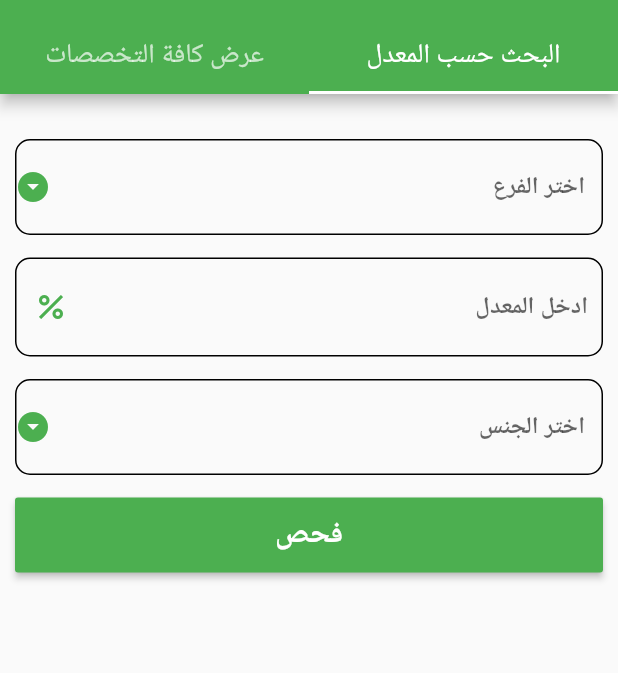
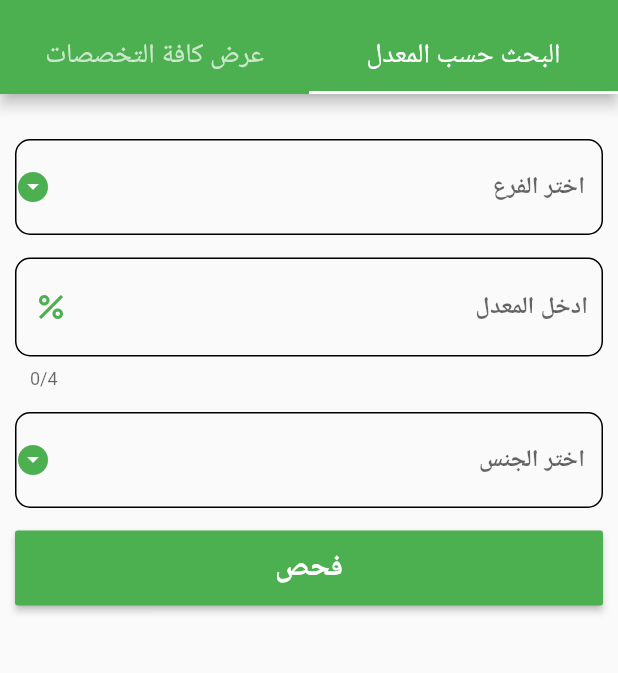
Before and after one commit to RamadanJawad/project_unv, a Flutter app: the screen it shows after launch, on a phone screen of 412 x 824 dp, the part 62-735 px from its top. Run offline on Flutter 3.47's test engine with Material 2 defaults, Android fonts, the light colour scheme and no system bars; our stand-ins replace animated_splash_screen, google_fonts; Roboto replaces fonts that are missing (Almarai, Cairo, Tajawal).

Commit message:
First Commit

```diff
--- a/lib/main.dart
+++ b/lib/main.dart
@@ -3,10 +3,12 @@ import 'package:pro_unv/screens/all_specialties.dart';
 import 'package:pro_unv/screens/details_screen.dart';
 import 'package:pro_unv/screens/home_screen.dart';
 import 'package:pro_unv/screens/launch_screen.dart';
+import 'package:pro_unv/screens/social_search.dart';
 
 void main() {
   runApp(const MyApp());
 }
+
 class MyApp extends StatefulWidget {
   const MyApp({Key? key}) : super(key: key);
 
@@ -15,17 +17,17 @@ class MyApp extends StatefulWidget {
 }
 
 class _MyAppState extends State<MyApp> {
-
   @override
   Widget build(BuildContext context) {
     return MaterialApp(
       debugShowCheckedModeBanner: false,
       initialRoute: '/launch_screen',
       routes: {
-        '/launch_screen':(context) => LaunchScrren(),
-        '/home_screen':(context) => HomeScreen(),
-        '/all_specialties_screen':(context) => AllSpecialties(),
-        '/details_screen':(context) => DetailsScreen(),
+        '/launch_screen': (context) => LaunchScrren(),
+        '/home_screen': (context) => HomeScreen(),
+        '/all_specialties_screen': (context) => AllSpecialties(),
+        '/details_screen': (context) => DetailsScreen(),
+        '/social_search': (context) => SocialSearch(),
       },
     );
   }
--- a/lib/screens/all_specialties.dart
+++ b/lib/screens/all_specialties.dart
@@ -12,7 +12,7 @@ class AllSpecialties extends StatefulWidget {
 
 class _AllSpecialtiesState extends State<AllSpecialties> {
   List all_collage = [
-    {"specialization": "كلية الحاسبات وتكنولوجيا المعلومات"},
+    {"specialization": "كلية الحاسبات وتكنولوجيا المعلومات","color":""},
     {"specialization": "كلية التربية"},
     {"specialization": "كلية العلوم التطبيقية"},
     {"specialization": "كلية الاعلام"},
@@ -23,9 +23,6 @@ class _AllSpecialtiesState extends State<AllSpecialties> {
   ];
   late List data;
 
-  List colorSpe = [
-
-  ];
   @override
   void initState() {
     super.initState();
--- a/lib/screens/home_screen.dart
+++ b/lib/screens/home_screen.dart
@@ -61,7 +61,7 @@ class _HomeScreenState extends State<HomeScreen>
                     Expanded(
                       child: CircleAvatar(
                         radius: 100,
-                        backgroundColor: Colors.white,
+                        backgroundColor: Colors.green,
                         child: Image.asset(
                           'images/logo.png',
                         ),
@@ -88,12 +88,17 @@ class _HomeScreenState extends State<HomeScreen>
                 endIndent: 10,
                 indent: 10,
               ),
-              ListTile(
-                title: Text(
-                  "البحث الاجتماعي",
-                  style: GoogleFonts.cairo(),
+              InkWell(
+                onTap: () {
+                  Navigator.pushNamed(context, '/social_search');
+                },
+                child: ListTile(
+                  title: Text(
+                    "البحث الاجتماعي",
+                    style: GoogleFonts.cairo(),
+                  ),
+                  trailing: Icon(Icons.ac_unit),
                 ),
-                trailing: Icon(Icons.ac_unit),
               ),
               const Divider(
                 color: Colors.grey,
--- a/lib/screens/tabs/tab1.dart
+++ b/lib/screens/tabs/tab1.dart
@@ -21,7 +21,7 @@ class _TabBar1State extends State<TabBar1> {
   String? _selectBranch;
   String? _selectGender;
 
-  late List allData=[];
+  late List allData = [];
 
   @override
   Widget build(BuildContext context) {
@@ -65,6 +65,8 @@ class _TabBar1State extends State<TabBar1> {
             TextFormField(
               controller: _textEditingController,
               keyboardType: TextInputType.number,
+              maxLength: 4,
+
               decoration: InputDecoration(
                   contentPadding:
                       const EdgeInsets.symmetric(vertical: 22, horizontal: 10),
@@ -213,8 +215,7 @@ class _TabBar1State extends State<TabBar1> {
             "price": DataSource.data.elementAt(index)['price']
           }
         ]);
-        } else if (value >=
-                DataSource.data.elementAt(index)['female'] &&
+      } else if (value >= DataSource.data.elementAt(index)['female'] &&
           _selectGender == "انثى" &&
           _selectBranch == DataSource.data.elementAt(index)['type2']) {
         allData.addAll([
@@ -225,8 +226,7 @@ class _TabBar1State extends State<TabBar1> {
             "price": DataSource.data.elementAt(index)['price']
           }
         ]);
-        } else if (value >=
-                DataSource.data.elementAt(index)['female'] &&
+      } else if (value >= DataSource.data.elementAt(index)['female'] &&
           _selectGender == "انثى" &&
           _selectBranch == DataSource.data.elementAt(index)['type3']) {
         allData.addAll([
@@ -237,8 +237,7 @@ class _TabBar1State extends State<TabBar1> {
             "price": DataSource.data.elementAt(index)['price']
           }
         ]);
-        } else if (value >=
-                DataSource.data.elementAt(index)['female'] &&
+      } else if (value >= DataSource.data.elementAt(index)['female'] &&
           _selectGender == "انثى" &&
           _selectBranch == DataSource.data.elementAt(index)['type4']) {
         allData.addAll([
@@ -249,8 +248,7 @@ class _TabBar1State extends State<TabBar1> {
             "price": DataSource.data.elementAt(index)['price']
           }
         ]);
-        } else if (value >=
-                DataSource.data.elementAt(index)['female'] &&
+      } else if (value >= DataSource.data.elementAt(index)['female'] &&
           _selectGender == "انثى" &&
           _selectBranch == DataSource.data.elementAt(index)['type5']) {
         allData.addAll([
```
Also changed, not shown: lib/data/details.dart (+8 -8 lines), lib/screens/social_search.dart (added, +53 -0 lines). Lines whose indentation alone changed are shown as unchanged.
